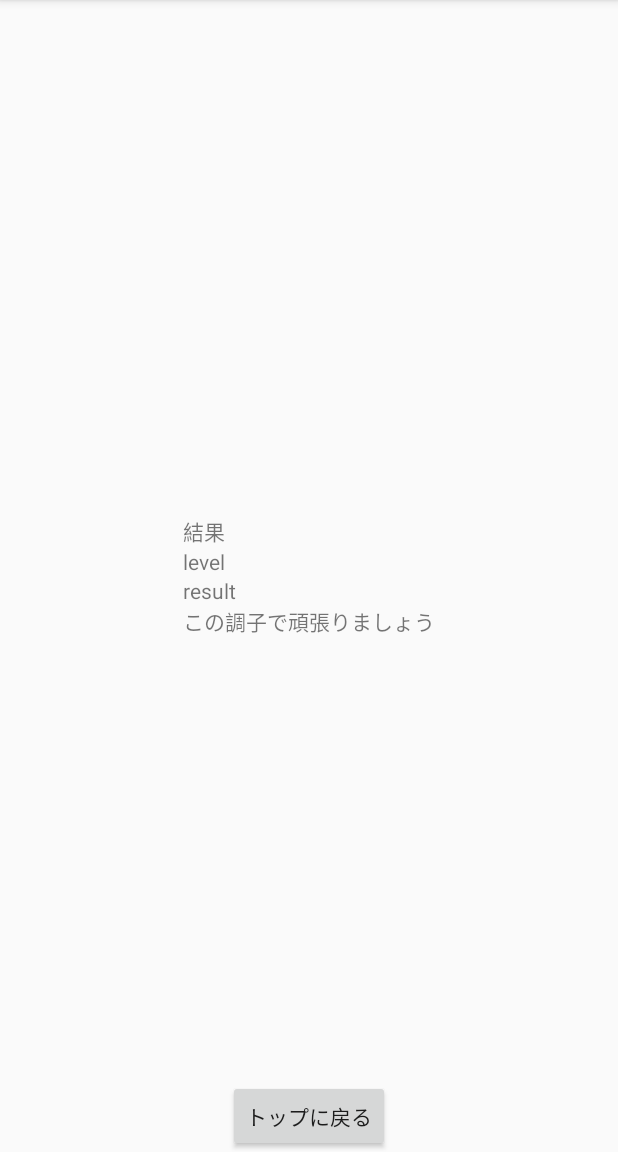
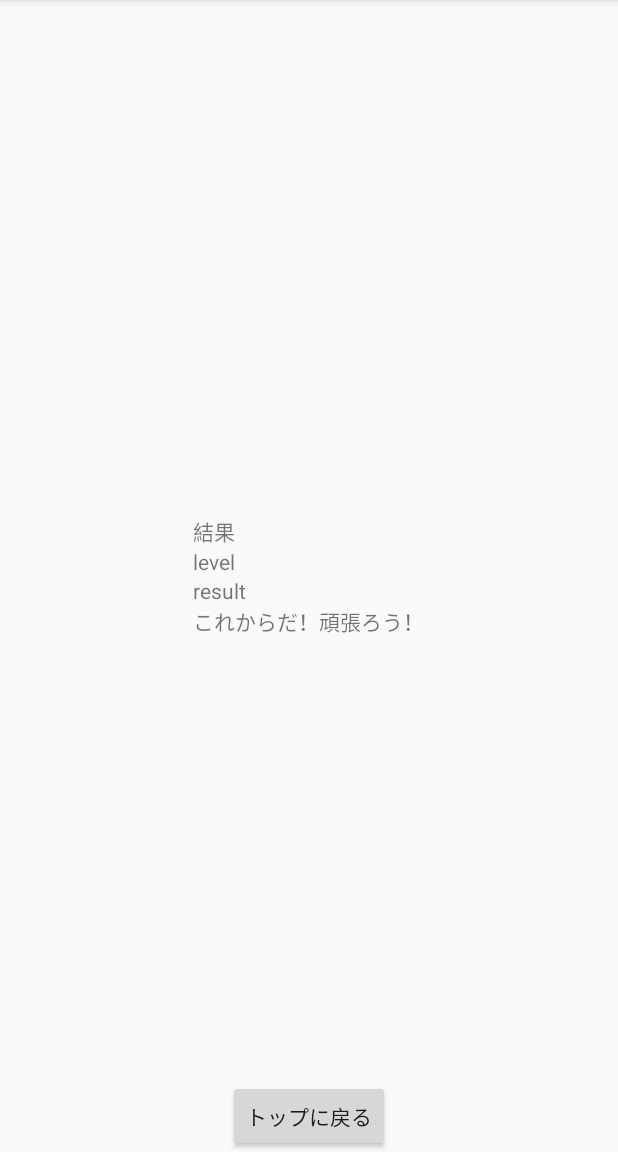
Before and after one commit to tengcm2015/MyPerfectPitchApp, an Android app: the ResultActivity screen opened directly, with no data from a screen before it, on a phone screen of 412 x 824 dp, the part 84-1236 px from its top. Run offline under Robolectric (Android 15) with nearby library versions, the phone set to English and light mode, and no system bars; 4 statements that could not run were skipped.

Commit message:
力試し実装改良。 ・バグであった「枠を埋めたのに問題が出てしまう」バグの改善。 　現状タッチが多すぎると止まる問題は改善されません。エミュレータが原因？ ・結果のコメントを結果に応じた文字列に改善 　これはなんか考えてもいいかもね。一応現状のは考えてもらったものです。
あとの課題は変わらず
・タイムアタック・トライアル部分を分けること
・音がかぶらないように実装を変更すること
・インターフェイスを改善すること
が今後の課題です。

```diff
--- a/app/src/main/java/com/example/train/myperfectpitchapp/ResultActivity.java
+++ b/app/src/main/java/com/example/train/myperfectpitchapp/ResultActivity.java
@@ -29,6 +29,13 @@ public class ResultActivity extends MainActivity implements View.OnClickListener
         textView = (TextView)findViewById(R.id.textView_result_2);
         textView.setText(String.valueOf(result[2]) + " / " + String.valueOf(result[1]));
 
+        //コメント配置
+        String[] comment = getResources().getStringArray(R.array.result_comment);
+        int comment_num = (int)(((float)result[2] / (float)result[1]) * (float)(comment.length - 1));
+        textView = (TextView)findViewById(R.id.textView_result_3);
+        textView.setText(comment[comment_num]);
+
+        //ボタンonClick用
         Button returnButton1 = (Button)findViewById(R.id.button_result_1);
         returnButton1.setOnClickListener(this);
     }
--- a/app/src/main/res/layout/activity_result.xml
+++ b/app/src/main/res/layout/activity_result.xml
@@ -28,6 +28,7 @@
             android:text="result" />
 
         <TextView
+            android:id="@+id/textView_result_3"
             android:layout_width="wrap_content"
             android:layout_height="wrap_content"
             android:text="この調子で頑張りましょう"/>
--- a/app/src/main/res/values/strings.xml
+++ b/app/src/main/res/values/strings.xml
@@ -17,6 +17,14 @@
     <string name="difficulty_4">EXTREME</string>
     <string name="difficulty_5">TimeAtack</string>
     <string name="difficulty_6">Trial</string>
+
+    <string-array name="result_comment">
+        <item>これからだ！頑張ろう！</item>
+        <item>徐々にやっていければ大丈夫！</item>
+        <item>お疲れ様でした</item>
+        <item>惜しい！でもよく出来ました！</item>
+        <item>大変よくできました！</item>
+    </string-array>
 
     <string-array name="language">
         <item>English</item>
```
Also changed, not shown: app/src/main/java/com/example/train/myperfectpitchapp/ChallengeActivity.java (+16 -16 lines).
